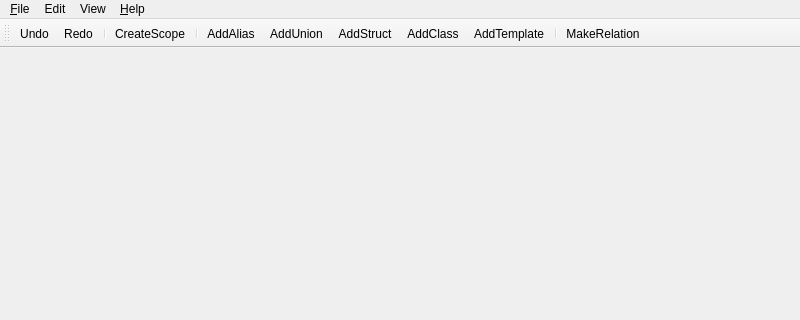
Above: gui/mainwindow.ui from vt4a2h/uml-tool before the change; both pictures show x 0 to 800 and y 0 to 320 of the 800 by 600 pixel window. Below: the same form after it.
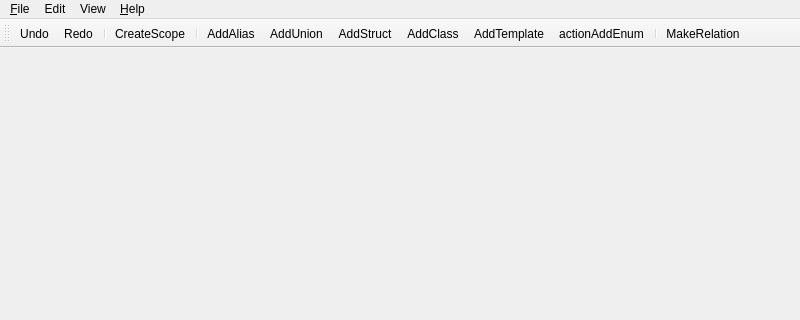
That is the form after the change. Icons and pictures are not drawn.

The edit to the form file:
```diff
--- a/gui/mainwindow.ui
+++ b/gui/mainwindow.ui
@@ -108,6 +108,7 @@
    <addaction name="actionAddStruct"/>
    <addaction name="actionAddClass"/>
    <addaction name="actionAddTemplate"/>
+   <addaction name="actionAddEnum"/>
    <addaction name="separator"/>
    <addaction name="actionMakeRelation"/>
   </widget>
@@ -322,6 +323,14 @@
     <string>Ctrl+Shift+M</string>
    </property>
   </action>
+  <action name="actionAddEnum">
+   <property name="checkable">
+    <bool>true</bool>
+   </property>
+   <property name="text">
+    <string>actionAddEnum</string>
+   </property>
+  </action>
  </widget>
  <resources>
   <include location="main.qrc"/>
```
Left out of the diff: 80 changed lines with no effect on the pictures.
